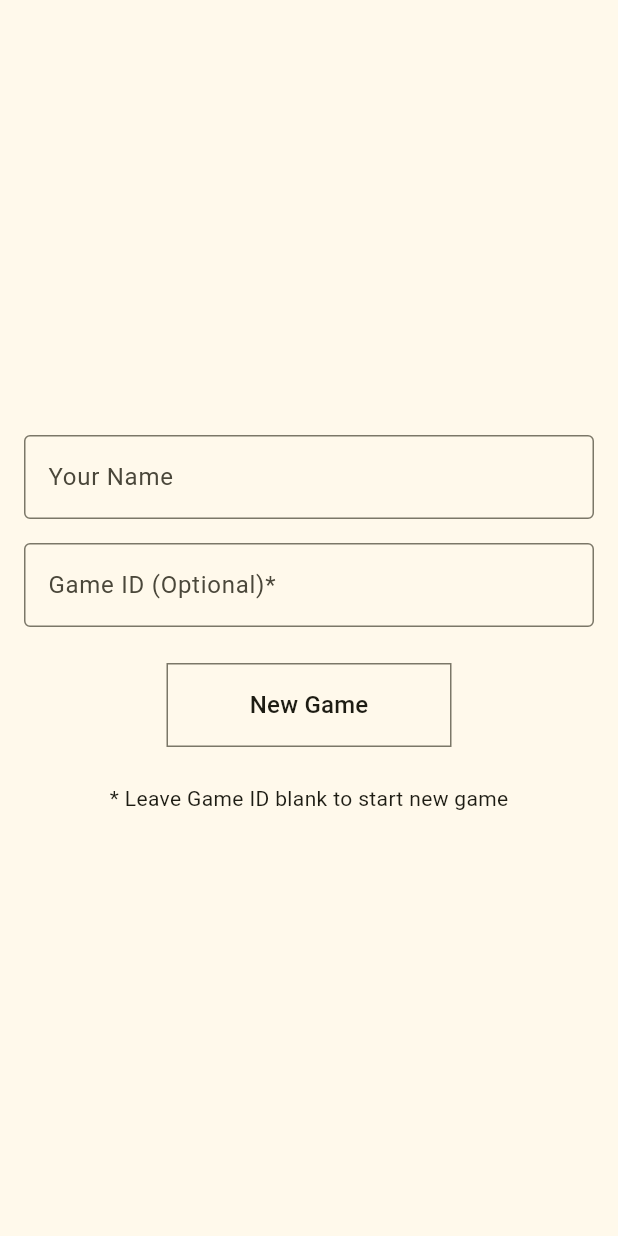
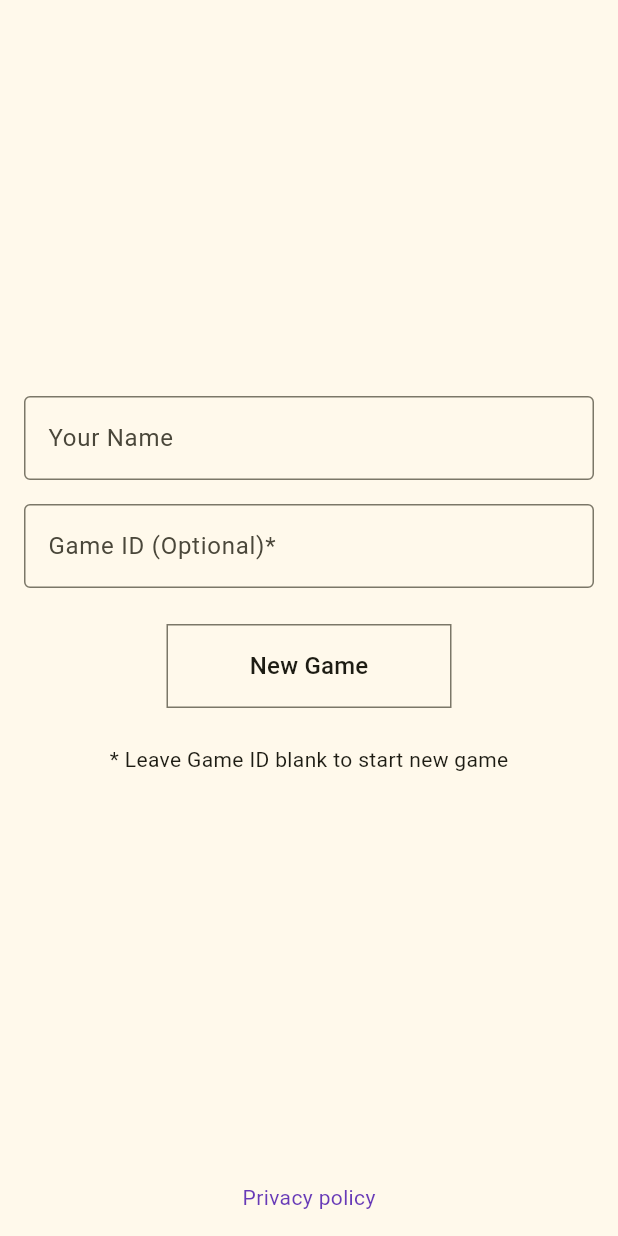
Before and after one commit to nikhils98/converge, a Flutter app: the screen it shows after launch, on a phone screen of 412 x 824 dp. Run offline on Flutter 3.47's test engine with Material 3 defaults, Android fonts, the phone set to English and light mode, and no system bars; our stand-ins replace firebase_core; accounts and stored records are empty.

Commit message:
add privacy policy link

```diff
--- a/lib/views/home_view.dart
+++ b/lib/views/home_view.dart
@@ -3,6 +3,7 @@ import 'package:converge/views/game_view.dart';
 import 'package:converge/widgets/button.dart';
 import 'package:flutter/foundation.dart';
 import 'package:flutter/material.dart';
+import 'package:url_launcher/url_launcher.dart';
 
 class HomeView extends StatefulWidget {
   const HomeView({super.key});
@@ -21,7 +22,10 @@ class _HomeViewState extends State<HomeView> {
   Widget build(BuildContext context) {
     return SafeArea(
       child: Scaffold(
-        body: Center(
+        body: Column(
+          children: [
+            Expanded(
+              child: Center(
                 child: SizedBox(
                   width: kIsWeb ? 480 : double.infinity,
                   child: Padding(
@@ -57,9 +61,12 @@ class _HomeViewState extends State<HomeView> {
                               Expanded(
                                 flex: 2,
                                 child: Button(
-                            text: _gameId.isEmpty ? "New Game" : "Join Game",
+                                  text: _gameId.isEmpty
+                                      ? "New Game"
+                                      : "Join Game",
                                   onPressed: () async {
-                              if (_formKey.currentState!.validate() == false) {
+                                    if (_formKey.currentState!.validate() ==
+                                        false) {
                                       return;
                                     }
 
@@ -87,6 +94,19 @@ class _HomeViewState extends State<HomeView> {
                     ),
                   ),
                 ),
+              ),
+            ),
+            Padding(
+              padding: const EdgeInsets.symmetric(vertical: 16),
+              child: InkWell(
+                  child: Text(
+                    "Privacy policy",
+                    style: TextStyle(color: Colors.deepPurple),
+                  ),
+                  onTap: () => launchUrl(
+                      Uri.parse("https://playconverge.com/privacy/"))),
+            )
+          ],
         ),
       ),
     );
--- a/pubspec.yaml
+++ b/pubspec.yaml
@@ -12,6 +12,7 @@ dependencies:
   web_socket_channel: ^3.0.0
   firebase_core: ^3.3.0
   firebase_analytics: ^11.2.1
+  url_launcher: ^6.3.0
 
 dev_dependencies:
   flutter_test:
```
Also changed, not shown: pubspec.lock, 5 other files. Lines whose indentation alone changed are shown as unchanged.
